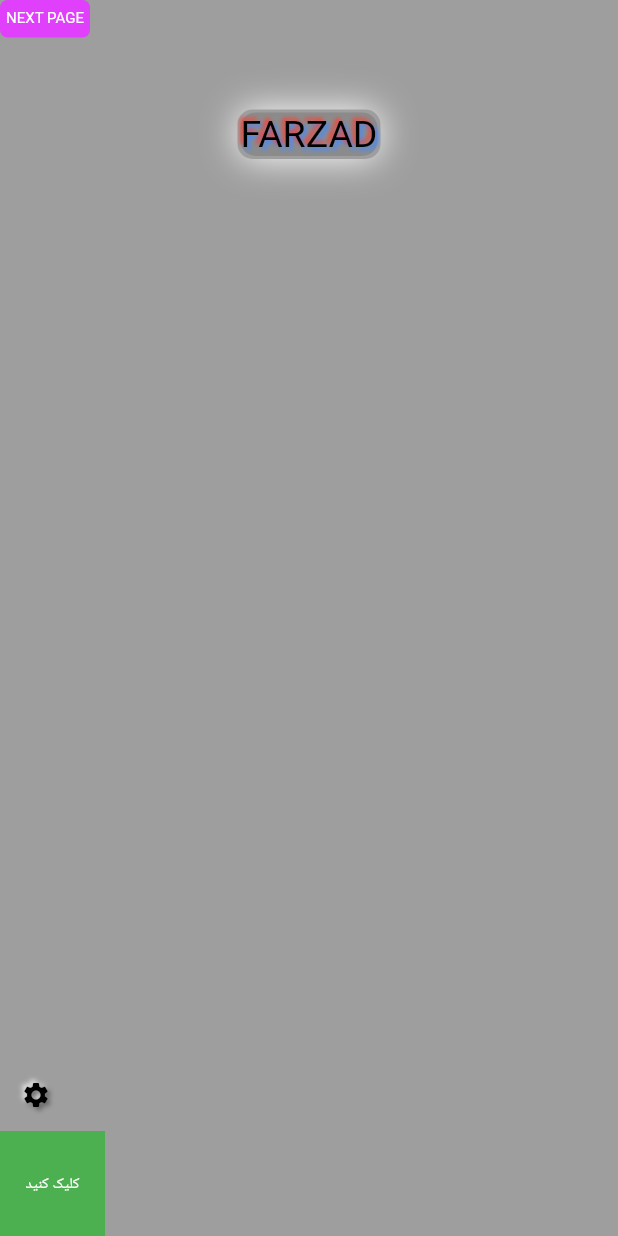
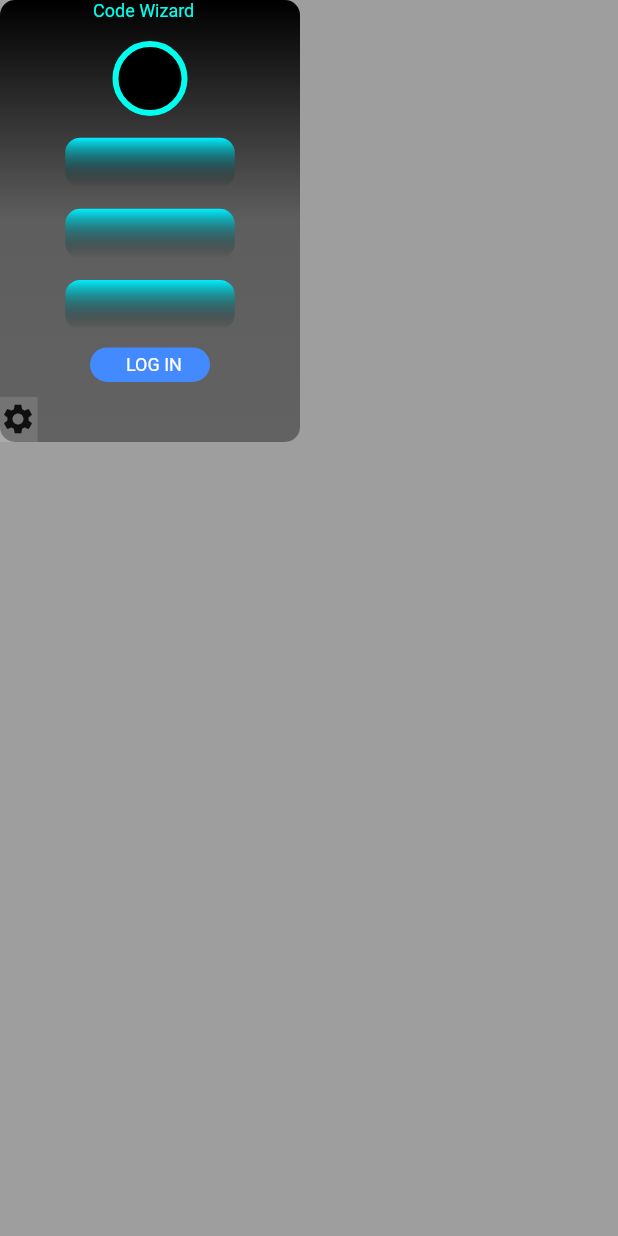
Before and after one commit to amirkenwood718/CodeWizards, a Flutter app: the screen it shows after launch, on a phone screen of 412 x 824 dp. Run offline on Flutter 3.47's test engine with Material 2 defaults, Android fonts, the phone set to English and light mode, and no system bars; drawn by our look-alikes of flutter_neumorphic; our stand-ins replace get; missing offline and left inert: dart:ffi.

Commit message:
fix color

```diff
--- a/lib/screen/homepage.dart
+++ b/lib/screen/homepage.dart
@@ -1,10 +1,10 @@
-import 'package:codewizards/screen/page_2.dart';
+import 'dart:ffi';
+
 import 'package:codewizards/screen/settting_page.dart';
-import 'package:codewizards/widget/dokme.dart';
-import 'package:codewizards/widget/matnnevis.dart';
 import 'package:flutter/material.dart';
-import 'package:flutter_neumorphic/flutter_neumorphic.dart';
 import 'package:get/get.dart';
+
+import '../widget/dokme.dart';
 
 class HomePage extends StatefulWidget {
   HomePage({Key? key}) : super(key: key);
@@ -14,107 +14,151 @@ class HomePage extends StatefulWidget {
 }
 
 class _HomePageState extends State<HomePage> {
-  bool onhover = false;
-  bool klid = false;
+  bool onhover = true;
 
   @override
   Widget build(BuildContext context) {
     return Scaffold(
-        body: Column(
-      children: [
-        //dokme
-        Row(
+      body: Container(
+        width: 200,
+        decoration: BoxDecoration(
+          borderRadius: BorderRadius.circular(10),
+          gradient: LinearGradient(
+            begin: Alignment.topCenter,
+            end: Alignment.bottomCenter,
+            colors: [Colors.black, Color(0xff5e5e5e), Color(0xef5e5e5e)],
+          ),
+        ),
+        child: Column(
+          mainAxisSize: MainAxisSize.min,
+          mainAxisAlignment: MainAxisAlignment.end,
+          crossAxisAlignment: CrossAxisAlignment.center,
           children: [
+            SizedBox(
+              width: 76,
+              height: 13,
+              child: Text(
+                "Code Wizard",
+                style: TextStyle(
+                  color: Color(0xff00ffef),
+                  fontSize: 12,
+                ),
+              ),
+            ),
+            SizedBox(height: 14.40),
+            Container(
+              width: 50,
+              height: 50,
+              decoration: BoxDecoration(
+                shape: BoxShape.circle,
+                border: Border.all(
+                  color: Color(0xff00ffef),
+                  width: 4,
+                ),
+                color: Colors.black,
+              ),
+            ),
+            SizedBox(height: 14.40),
+            Container(
+              padding: EdgeInsets.symmetric(vertical: 12),
+              child: TextField(
+                decoration: InputDecoration(border: InputBorder.none),
+              ),
+              width: 113,
+              height: 33,
+              decoration: BoxDecoration(
+                borderRadius: BorderRadius.circular(10),
+                gradient: LinearGradient(
+                  begin: Alignment.topCenter,
+                  end: Alignment.bottomCenter,
+                  colors: [Color(0xff00efff), Color(0x00000000)],
+                ),
+              ),
+            ),
+            SizedBox(height: 14.40),
+            Container(
+              padding: EdgeInsets.symmetric(vertical: 12),
+              child: TextField(
+                decoration: InputDecoration(border: InputBorder.none),
+                obscureText: true,
+              ),
+              width: 113,
+              height: 33,
+              decoration: BoxDecoration(
+                borderRadius: BorderRadius.circular(10),
+                gradient: LinearGradient(
+                  begin: Alignment.topCenter,
+                  end: Alignment.bottomCenter,
+                  colors: [Color(0xff00efff), Color(0x00000000)],
+                ),
+              ),
+            ),
+            SizedBox(height: 14.40),
+            Container(
+              padding: EdgeInsets.symmetric(vertical: 12),
+              child: TextField(
+                decoration: InputDecoration(
+                  border: InputBorder.none,
+                ),
+                obscureText: true,
+              ),
+              width: 113,
+              height: 33,
+              decoration: BoxDecoration(
+                borderRadius: BorderRadius.circular(10),
+                gradient: LinearGradient(
+                  begin: Alignment.topCenter,
+                  end: Alignment.bottomCenter,
+                  colors: [Color(0xff00efff), Color(0x00000000)],
+                ),
+              ),
+            ),
+            SizedBox(height: 12),
+            //dokme log in
             Dokme(
-              onhover: onhover,
-              title: "NEXT PAGE",
-              colorSecondery: Colors.redAccent,
-              colorPremary: Colors.purpleAccent,
-              radiusMin: 5,
-              radiusMax: 10,
-              textColorTwo: Colors.black,
-              textColorOne: Colors.white,
+              timeAnimatedDokme: 500,
+              sizeDokmeHeight: 23,
+              sizeDokmeWidth: 80,
+              title: "LOG IN",
+              colorPremary: Colors.blue,
+              colorSecondery: Colors.blueAccent,
               fontSizeOneMax: 12,
               fontSizeTwoMin: 10,
-              sizeDokmeWidth: 60,
-              sizeDokmeHeight: 25,
-              timeAnimatedDokme: 500,
-              onTap: () {
-                Route route = MaterialPageRoute(builder: (context) => Page2());
-                Navigator.push(context, route);
-              },
+              onhover: onhover,
+              radiusMax: 15,
+              radiusMin: 5,
+              textColorOne: Colors.white,
+              textColorTwo: Colors.white,
+              onTap: () {},
             ),
+            SizedBox(height: 10),
+            //dokme setting
+            Row(
+              children: [
+                Dokme(
+                  onhover: onhover,
+                  title: "",
+                  colorPremary: Colors.transparent,
+                  radiusMin: 3,
+                  textColorOne: Colors.white,
+                  fontSizeTwoMin: 17,
+                  sizeDokmeWidth: 25,
+                  sizeDokmeHeight: 30,
+                  onTap: () {
+                    Get.to(SettingPage());
+                  },
+                  fontSizeOneMax: 0,
+                  textColorTwo: Colors.white12,
+                  radiusMax: 0,
+                  colorSecondery: Colors.white12,
+                  timeAnimatedDokme: 0,
+                  iconDokme: Icons.settings,
+                ),
+              ],
+            )
           ],
         ),
-        SizedBox(
-          height: 50,
-        ),
-        //متن وسط
-        Matn(
-          matn: "FARZAD",
-          rangCoverMatn: Colors.white,
-          rangMatn: Colors.black,
-          rangShadowOne: Colors.blueAccent,
-          rangShadowTwo: Colors.red,
-          sizeFont: 25,
-        ),
-        // NeumorphicSwitch(
-        //   onChanged: (value) {
-        //     klid = value;
-        //     setState(() {
-        //       Get.changeThemeMode(
-        //           klid == true ? ThemeMode.dark : ThemeMode.light);
-        //       Get.snackbar("تغییر کرد",
-        //           "رنگ صفحه شما به ${klid == true ? "مشکی" : "سفید"} تغییر کرد",
-        //           colorText: klid == true ? Colors.white : Colors.black);
-        //     });
-        //   },
-        //   isEnabled: true,
-        //   value: klid,
-        // ),
-        Spacer(),
-        //ایکون ستینگ
-        Row(
-          crossAxisAlignment: CrossAxisAlignment.end,
-          children: [
-            IconButton(
-              onPressed: () {
-                Route route =
-                    MaterialPageRoute(builder: (context) => SettingPage());
-                Navigator.push(context, route);
-              },
-              icon: NeumorphicIcon(Icons.settings,
-                  style: NeumorphicStyle(
-                    color: klid == true ? Colors.white : Colors.black,
-                  )),
-              splashColor: Colors.transparent,
-              hoverColor: Colors.transparent,
-              highlightColor: Colors.transparent,
-            ),
-          ],
-        ),
-        Row(
-          children: [
-            Dokme(
-                onhover: onhover,
-                title: "کلیک کنید",
-                colorSecondery: Colors.black,
-                colorPremary: Colors.green,
-                radiusMin: 0,
-                radiusMax: 15,
-                textColorTwo: Colors.yellow,
-                textColorOne: Colors.white,
-                fontSizeOneMax: 30,
-                fontSizeTwoMin: 10,
-                sizeDokmeWidth: 70,
-                sizeDokmeHeight: 70,
-                timeAnimatedDokme: 500,
-                onTap: () {
-                  Get.to(Page2());
-                }),
-          ],
-        )
-      ],
-    ));
+      ),
+    );
   }
 }
--- a/lib/widget/dokme.dart
+++ b/lib/widget/dokme.dart
@@ -2,35 +2,41 @@ import 'package:flutter/material.dart';
 class Dokme extends StatefulWidget {
   bool onhover;
   String title;
-  Color colorSecondery;
+  Color? colorSecondery;
   Color colorPremary;
   double radiusMin;
-  double radiusMax;
-  Color textColorTwo;
+  double? radiusMax;
+  Color? textColorTwo;
   Color textColorOne;
-  double fontSizeOneMax;
+  double? fontSizeOneMax;
   double fontSizeTwoMin;
   double sizeDokmeWidth;
   double sizeDokmeHeight;
-  int timeAnimatedDokme;
+  int? timeAnimatedDokme;
   VoidCallback onTap;
+  IconData? iconDokme;
+  Color? iconColor;
+  double? iconSize;
 
   Dokme({
     Key? key,
     required this.onhover,
     required this.title,
-    required this.colorSecondery,
+    this.colorSecondery=Colors.white,
     required this.colorPremary,
     required this.radiusMin,
-    required this.radiusMax,
-    required this.textColorTwo,
+    this.radiusMax=0,
+    this.textColorTwo=null,
     required this.textColorOne,
-    required this.fontSizeOneMax,
+    this.fontSizeOneMax=0,
     required this.fontSizeTwoMin,
     required this.sizeDokmeWidth,
     required this.sizeDokmeHeight,
-    required this.timeAnimatedDokme,
+    this.timeAnimatedDokme=0,
     required this.onTap,
+    this.iconDokme,
+    this.iconColor,
+    this.iconSize,
   }) : super(key: key);
 
   @override
@@ -48,9 +54,9 @@ class _DokmeState extends State<Dokme> {
               ? widget.colorSecondery
               : widget.colorPremary,
           borderRadius: widget.onhover == true
-              ? BorderRadius.circular(widget.radiusMax)
+              ? BorderRadius.circular(widget.radiusMax!)
               : BorderRadius.circular(widget.radiusMin)),
-      duration: Duration(milliseconds: widget.timeAnimatedDokme),
+      duration: Duration(milliseconds: widget.timeAnimatedDokme!),
       child: InkWell(
         borderRadius: BorderRadius.circular(50),
         onTap: widget.onTap,
@@ -60,14 +66,19 @@ class _DokmeState extends State<Dokme> {
         },
         hoverColor: Colors.grey,
         child: Center(
-            child: Text(
+            child: Row(
+              children: [
+                Icon(widget.iconDokme,color: widget.iconColor,size: widget.iconSize,),
+                Text(
           widget.title,
           style: TextStyle(
-              color: widget.onhover ? widget.textColorTwo : widget.textColorOne,
-              fontSize: widget.onhover == true
-                  ? widget.fontSizeOneMax
-                  : widget.fontSizeTwoMin),
-        )),
+                  color: widget.onhover ? widget.textColorTwo : widget.textColorOne,
+                  fontSize: widget.onhover == true
+                      ? widget.fontSizeOneMax
+                      : widget.fontSizeTwoMin),
+        ),
+              ],
+            )),
       ),
     );
   }
```
